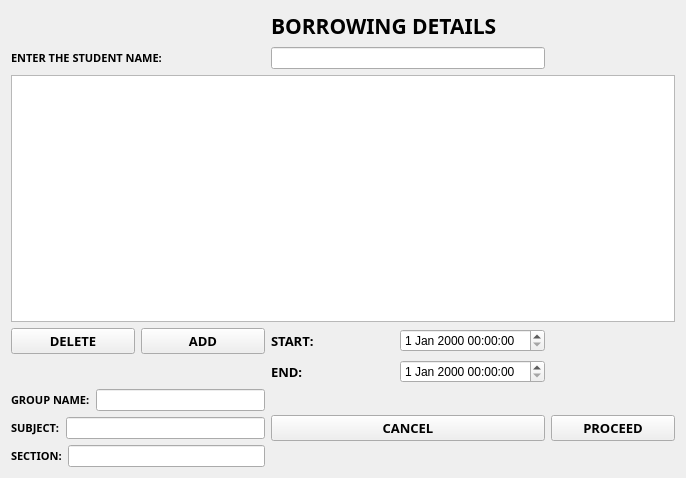
The window that borrowingd.ui (markytools/sume-borrower-app) describes before a commit, drawn with Qt 5.
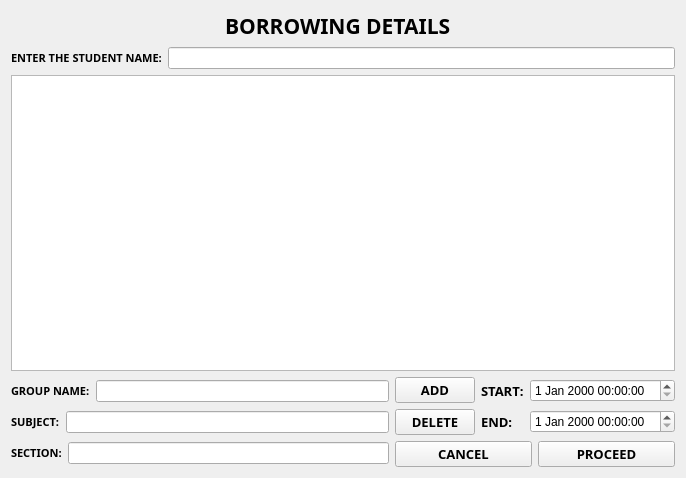
The same window after the commit.

What changed in the file:
```diff
--- a/borrowingd.ui
+++ b/borrowingd.ui
@@ -12,69 +12,68 @@
   </property>
   <property name="minimumSize">
    <size>
-    <width>686</width>
-    <height>478</height>
+    <width>0</width>
+    <height>0</height>
    </size>
   </property>
   <property name="maximumSize">
    <size>
-    <width>686</width>
-    <height>478</height>
+    <width>16777215</width>
+    <height>16777215</height>
    </size>
   </property>
   <property name="windowTitle">
    <string>Form</string>
   </property>
   <layout class="QGridLayout" name="gridLayout">
-   <item row="5" column="2">
-    <widget class="QLabel" name="label_7">
-     <property name="font">
-      <font>
-       <family>Segoe UI Black</family>
-       <pointsize>10</pointsize>
-       <weight>75</weight>
-       <bold>true</bold>
-      </font>
+   <item row="0" column="0">
+    <spacer name="horizontalSpacer">
+     <property name="orientation">
+      <enum>Qt::Horizontal</enum>
      </property>
-     <property name="text">
-      <string>END:</string>
+     <property name="sizeHint" stdset="0">
+      <size>
+       <width>203</width>
+       <height>20</height>
+      </size>
      </property>
-    </widget>
+    </spacer>
    </item>
-   <item row="5" column="3">
-    <widget class="QDateTimeEdit" name="endDateTime"/>
-   </item>
-   <item row="6" column="2" colspan="2">
-    <widget class="QPushButton" name="Cancel">
+   <item row="0" column="1">
+    <widget class="QLabel" name="label">
      <property name="font">
       <font>
        <family>Segoe UI Black</family>
-       <pointsize>10</pointsize>
+       <pointsize>16</pointsize>
        <weight>75</weight>
        <bold>true</bold>
       </font>
      </property>
      <property name="text">
-      <string>CANCEL</string>
+      <string>BORROWING DETAILS</string>
      </property>
     </widget>
    </item>
-   <item row="6" column="4">
-    <widget class="QPushButton" name="Proceed">
-     <property name="font">
-      <font>
-       <family>Segoe UI Black</family>
-       <pointsize>10</pointsize>
-       <weight>75</weight>
-       <bold>true</bold>
-      </font>
+   <item row="0" column="2">
+    <spacer name="horizontalSpacer_2">
+     <property name="orientation">
+      <enum>Qt::Horizontal</enum>
      </property>
-     <property name="text">
-      <string>PROCEED</string>
+     <property name="sizeHint" stdset="0">
+      <size>
+       <width>218</width>
+       <height>20</height>
+      </size>
      </property>
-    </widget>
+    </spacer>
    </item>
-   <item row="2" column="0" colspan="2">
+   <item row="1" column="0" colspan="3">
+    <layout class="QVBoxLayout" name="verticalLayout_6">
+     <item>
+      <layout class="QVBoxLayout" name="verticalLayout_2">
+       <item>
+        <layout class="QHBoxLayout" name="horizontalLayout_4">
+         <item>
     <widget class="QLabel" name="label_2">
      <property name="font">
       <font>
@@ -89,61 +88,19 @@
      </property>
     </widget>
    </item>
-   <item row="3" column="0" colspan="5">
-    <widget class="QListWidget" name="listWidget"/>
-   </item>
-   <item row="4" column="0">
-    <widget class="QPushButton" name="Delete">
-     <property name="font">
-      <font>
-       <family>Segoe UI Black</family>
-       <pointsize>10</pointsize>
-       <weight>75</weight>
-       <bold>true</bold>
-      </font>
-     </property>
-     <property name="text">
-      <string>DELETE</string>
-     </property>
-    </widget>
-   </item>
-   <item row="4" column="1">
-    <widget class="QPushButton" name="Add">
-     <property name="font">
-      <font>
-       <family>Segoe UI Black</family>
-       <pointsize>10</pointsize>
-       <weight>75</weight>
-       <bold>true</bold>
-      </font>
-     </property>
-     <property name="text">
-      <string>ADD</string>
-     </property>
-    </widget>
-   </item>
-   <item row="2" column="2" colspan="2">
+         <item>
     <widget class="QLineEdit" name="studentName"/>
    </item>
-   <item row="4" column="2">
-    <widget class="QLabel" name="label_8">
-     <property name="font">
-      <font>
-       <family>Segoe UI Black</family>
-       <pointsize>10</pointsize>
-       <weight>75</weight>
-       <bold>true</bold>
-      </font>
-     </property>
-     <property name="text">
-      <string>START:</string>
-     </property>
-    </widget>
-   </item>
-   <item row="4" column="3">
-    <widget class="QDateTimeEdit" name="startDateTime"/>
-   </item>
-   <item row="6" column="0" colspan="2">
+        </layout>
+       </item>
+       <item>
+        <widget class="QListWidget" name="listWidget"/>
+       </item>
+      </layout>
+     </item>
+     <item>
+      <layout class="QHBoxLayout" name="horizontalLayout_9">
+       <item>
     <layout class="QVBoxLayout" name="verticalLayout">
      <item>
       <layout class="QHBoxLayout" name="horizontalLayout">
@@ -213,20 +170,133 @@
      </item>
     </layout>
    </item>
-   <item row="1" column="2" colspan="2">
-    <widget class="QLabel" name="label">
+       <item>
+        <layout class="QVBoxLayout" name="verticalLayout_5">
+         <item>
+          <layout class="QHBoxLayout" name="horizontalLayout_7">
+           <item>
+            <layout class="QVBoxLayout" name="verticalLayout_3">
+             <item>
+              <widget class="QPushButton" name="Add">
      <property name="font">
       <font>
        <family>Segoe UI Black</family>
-       <pointsize>16</pointsize>
+                 <pointsize>10</pointsize>
        <weight>75</weight>
        <bold>true</bold>
       </font>
      </property>
      <property name="text">
-      <string>BORROWING DETAILS</string>
-     </property>
-    </widget>
+                <string>ADD</string>
+               </property>
+              </widget>
+             </item>
+             <item>
+              <widget class="QPushButton" name="Delete">
+               <property name="font">
+                <font>
+                 <family>Segoe UI Black</family>
+                 <pointsize>10</pointsize>
+                 <weight>75</weight>
+                 <bold>true</bold>
+                </font>
+               </property>
+               <property name="text">
+                <string>DELETE</string>
+               </property>
+              </widget>
+             </item>
+            </layout>
+           </item>
+           <item>
+            <layout class="QVBoxLayout" name="verticalLayout_4">
+             <item>
+              <layout class="QHBoxLayout" name="horizontalLayout_5">
+               <item>
+                <widget class="QLabel" name="label_8">
+                 <property name="font">
+                  <font>
+                   <family>Segoe UI Black</family>
+                   <pointsize>10</pointsize>
+                   <weight>75</weight>
+                   <bold>true</bold>
+                  </font>
+                 </property>
+                 <property name="text">
+                  <string>START:</string>
+                 </property>
+                </widget>
+               </item>
+               <item>
+                <widget class="QDateTimeEdit" name="startDateTime"/>
+               </item>
+              </layout>
+             </item>
+             <item>
+              <layout class="QHBoxLayout" name="horizontalLayout_6">
+               <item>
+                <widget class="QLabel" name="label_7">
+                 <property name="font">
+                  <font>
+                   <family>Segoe UI Black</family>
+                   <pointsize>10</pointsize>
+                   <weight>75</weight>
+                   <bold>true</bold>
+                  </font>
+                 </property>
+                 <property name="text">
+                  <string>END:</string>
+                 </property>
+                </widget>
+               </item>
+               <item>
+                <widget class="QDateTimeEdit" name="endDateTime"/>
+               </item>
+              </layout>
+             </item>
+            </layout>
+           </item>
+          </layout>
+         </item>
+         <item>
+          <layout class="QHBoxLayout" name="horizontalLayout_8">
+           <item>
+            <widget class="QPushButton" name="Cancel">
+             <property name="font">
+              <font>
+               <family>Segoe UI Black</family>
+               <pointsize>10</pointsize>
+               <weight>75</weight>
+               <bold>true</bold>
+              </font>
+             </property>
+             <property name="text">
+              <string>CANCEL</string>
+             </property>
+            </widget>
+           </item>
+           <item>
+            <widget class="QPushButton" name="Proceed">
+             <property name="font">
+              <font>
+               <family>Segoe UI Black</family>
+               <pointsize>10</pointsize>
+               <weight>75</weight>
+               <bold>true</bold>
+              </font>
+             </property>
+             <property name="text">
+              <string>PROCEED</string>
+             </property>
+            </widget>
+           </item>
+          </layout>
+         </item>
+        </layout>
+       </item>
+      </layout>
+     </item>
+    </layout>
    </item>
   </layout>
  </widget>
```
Lines whose indentation alone changed are shown as unchanged.
